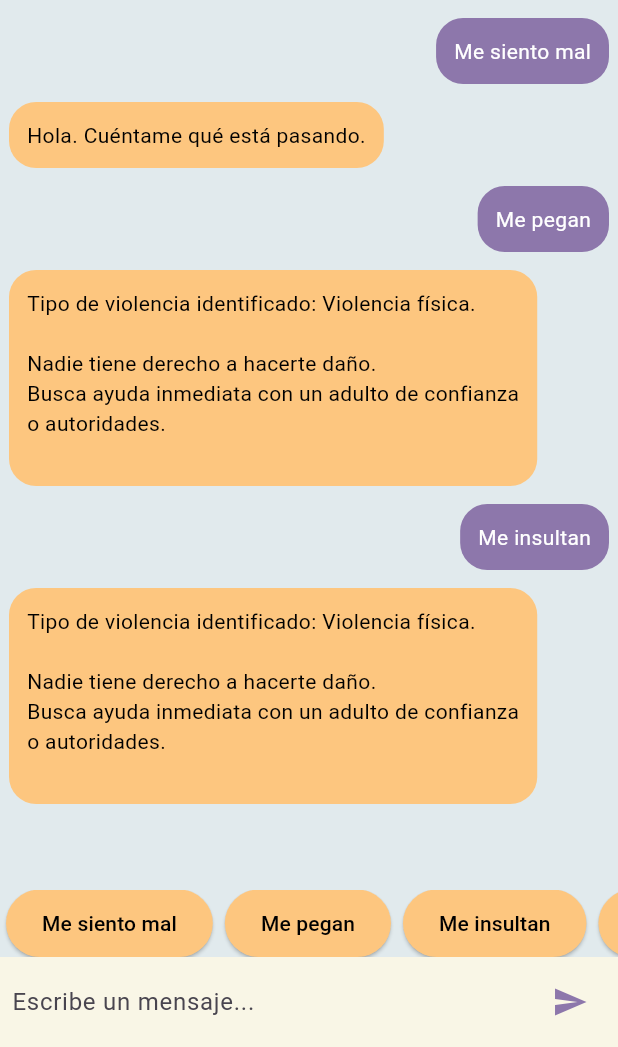
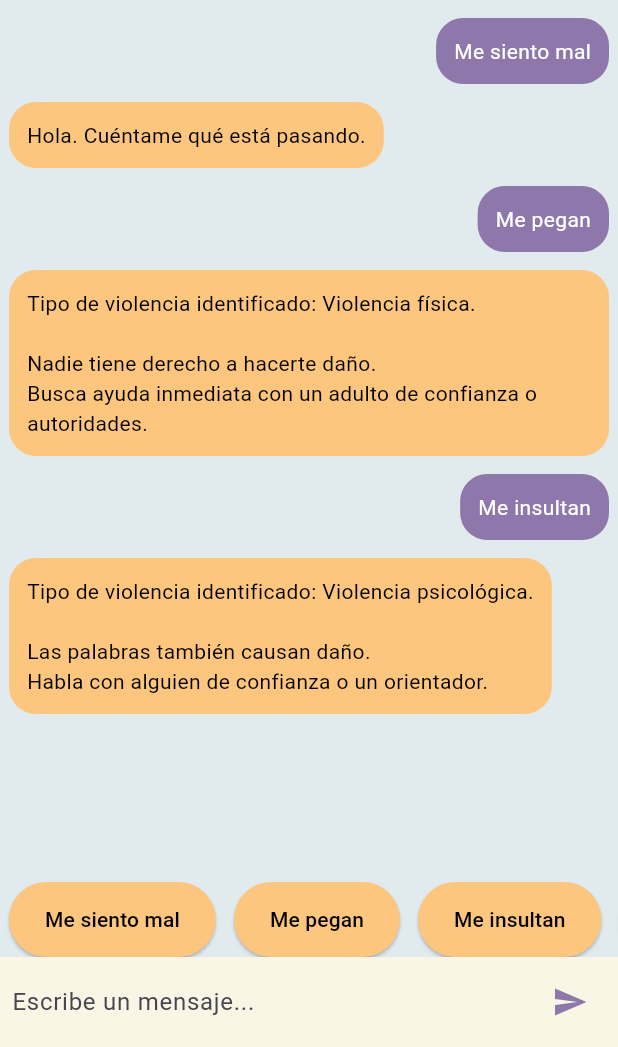
Before and after one commit to lh1965986-art/ChatFinal-2, a Flutter app: the screen it shows after launch, after a tap on "Me siento mal", after a tap on "Me pegan", after a tap on "Me insultan", on a phone screen of 412 x 824 dp, the part 189-1236 px from its top. Run offline on Flutter 3.47's test engine with Material 3 defaults, Android fonts, the phone set to English and light mode, and no system bars.

Commit message:
Actualizacion 1.1.0

```diff
--- a/flutter_application_1/lib/main.dart
+++ b/flutter_application_1/lib/main.dart
@@ -1,5 +1,5 @@
 import 'package:flutter/material.dart';
-
+//holaaaaaaaaa
 void main() {
   runApp(const ChatBotApp());
 }
@@ -75,74 +75,101 @@ class _ChatScreenState extends State<ChatScreen> {
   }
 
   void _scrollToBottom() {
-    _scrollController.animateTo(
-      _scrollController.position.maxScrollExtent,
-      duration: const Duration(milliseconds: 300),
-      curve: Curves.easeOut,
-    );
+    Future.delayed(const Duration(milliseconds: 100), () {
+      if (_scrollController.hasClients) {
+        _scrollController.animateTo(
+          _scrollController.position.maxScrollExtent,
+          duration: const Duration(milliseconds: 300),
+          curve: Curves.easeOut,
+        );
+      }
+    });
   }
 
   String chatbotResponse(String input) {
-    input = input.toLowerCase();
+    input = input.toLowerCase().trim();
 
     if (!_yaSaludo) {
       _yaSaludo = true;
       return "Hola. Cuéntame qué está pasando.";
     }
 
-    if (_contains(input, ["me golpean", "me pegan", "", "me empujan"])) {
-      return """
-Tipo de violencia identificado: Violencia física.
+    // VIOLENCIA FÍSICA
+    if (_contains(input, [
+      "me golpean",
+      "me pegan",
+      "me empujan",
+      "me pegaron",
+      "me golpearon"
+    ])) {
+      return """Tipo de violencia identificado: Violencia física.
 
 Nadie tiene derecho a hacerte daño.
-Busca ayuda inmediata con un adulto de confianza
-o autoridades.
-""";
+Busca ayuda inmediata con un adulto de confianza o autoridades.""";
     }
 
-    if (_contains(input, ["insultan", "me gritan", "me humillan"])) {
-      return """
-Tipo de violencia identificado: Violencia psicológica.
+    // VIOLENCIA PSICOLÓGICA
+    if (_contains(input, [
+      "me insultan",
+      "me gritan",
+      "me humillan",
+      "me ofenden"
+    ])) {
+      return """Tipo de violencia identificado: Violencia psicológica.
 
 Las palabras también causan daño.
-Hablar con alguien de confianza puede ayudarte.
-""";
+Habla con alguien de confianza o un orientador.""";
     }
 
-    if (_contains(input, ["me controlan", "me ignoran", "me manipulan"])) {
-      return """
-Tipo de violencia identificado: Violencia emocional.
+    // VIOLENCIA SEXUAL
+    if (_contains(input, [
+      "abuso",
+      "me tocaron",
+      "me obligaron",
+      "violaron"
+    ])) {
+      return """Tipo de violencia identificado: Violencia sexual.
 
-El control no es normal.
-Busca apoyo emocional y orientación.
-""";
+Esto es grave y no es tu culpa.
+Busca ayuda inmediata con autoridades o personal especializado.""";
     }
 
-    if (_contains(input, ["abuso", "me obligaron", "me tocaron","me Violaron"])) {
-      return """
-Tipo de violencia identificado: Violencia sexual.
+    // VIOLENCIA DOMÉSTICA
+    if (_contains(input, [
+      "en mi casa",
+      "mi papá",
+      "mi mamá",
+      "mi padrastro",
+      "mi familia"
+    ])) {
+      return """Tipo de violencia identificado: Violencia doméstica.
 
-Esto es grave y no es tu culpa.
-Busca ayuda inmediata con autoridades o personal especializado.
-""";
+La violencia en el hogar no es normal.
+Busca apoyo con familiares, maestros o instituciones.""";
     }
 
-    if (_contains(input, ["en mi casa", "mi familia", "mi papá", "mi mamá","Mi Padrastro"])) {
-      return """
-Tipo de violencia identificado: Violencia doméstica.
+    // VIOLENCIA ESCOLAR
+    if (_contains(input, [
+      "escuela",
+      "bullying",
+      "me molestan"
+    ])) {
+      return """Tipo de violencia identificado: Violencia escolar.
 
-La violencia en el hogar no es normal.
-Busca apoyo con familiares, maestros o instituciones.
-""";
+No estás solo.
+Informa a un maestro u orientador escolar.""";
     }
 
-    if (_contains(input, ["escuela", "bullying", "me molestan"])) {
-      return """
-Tipo de violencia identificado: Violencia escolar.
+    // VIOLENCIA CONTRA NIÑOS
+    if (_contains(input, [
+      "soy niño",
+      "soy niña",
+      "menor"
+    ])) {
+      return """Tipo de violencia identificado: Violencia contra niños y niñas.
 
-No estás solo.
-Informa a un maestro u orientador escolar.
-""";
+Ningún tipo de violencia está justificado.
+Busca ayuda con adultos responsables o instituciones de protección infantil.""";
     }
 
     return "Te escucho. Puedes contarme un poco más.";
@@ -185,13 +212,13 @@ Informa a un maestro u orientador escolar.
 
   Widget _sugerencias() {
     return SizedBox(
-      height: 45,
+      height: 50,
       child: ListView.builder(
         scrollDirection: Axis.horizontal,
         itemCount: _respuestasSugeridas.length,
         itemBuilder: (context, index) {
           return Padding(
-            padding: const EdgeInsets.symmetric(horizontal: 4),
+            padding: const EdgeInsets.symmetric(horizontal: 6),
             child: ElevatedButton(
               style: ElevatedButton.styleFrom(
                 backgroundColor: const Color(0xFFFDC67F),
```
